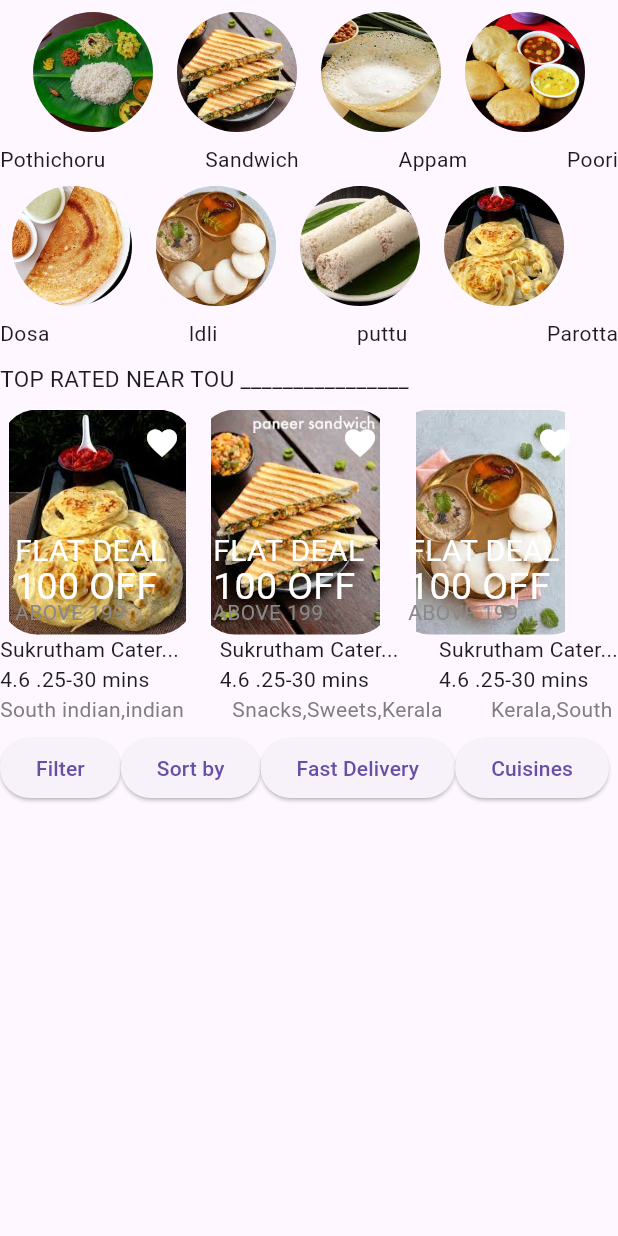
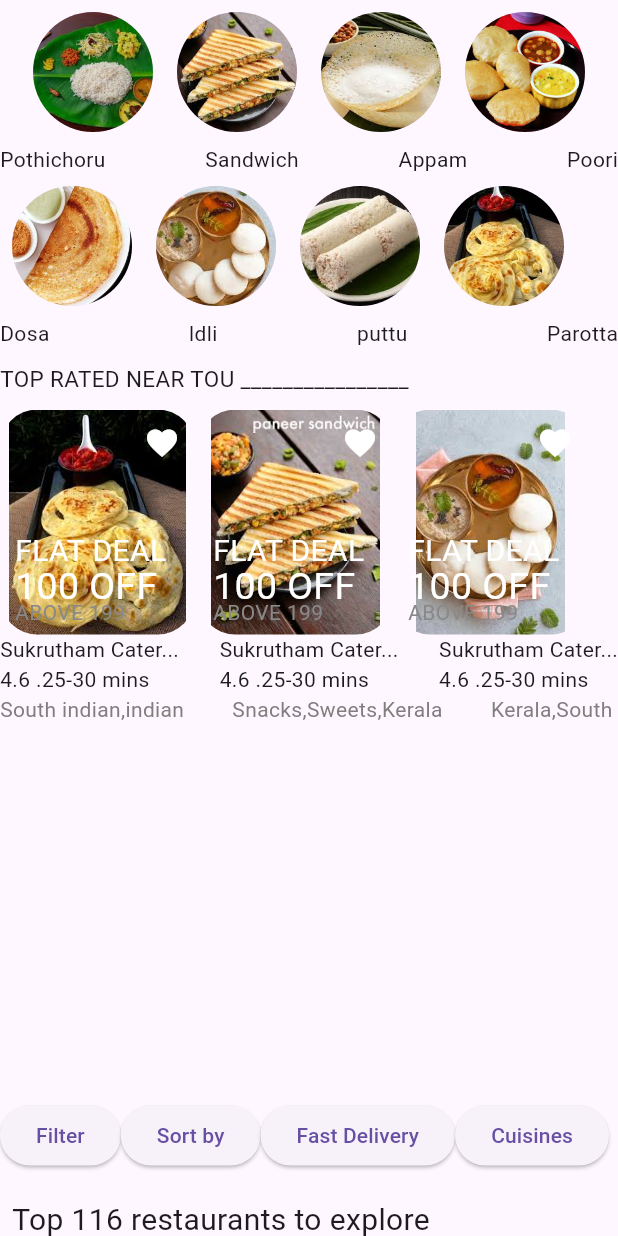
Before and after one commit to remyamp1/Flutter_Exam, a Flutter app: the screen it shows after launch, on a phone screen of 412 x 824 dp. Run offline on Flutter 3.47's test engine with Material 3 defaults, Android fonts, the phone set to English and light mode, and no system bars.

Commit message:
25-9-2024

```diff
--- a/lib/secondDesign.dart
+++ b/lib/secondDesign.dart
@@ -221,7 +221,7 @@ Row(
 
 
 
-SizedBox(height: 5,),
+SizedBox(height: 250,),
 Row(
   children: [
     ElevatedButton(onPressed: (){}, child: Text("Filter"),),
@@ -230,6 +230,15 @@ Row(
     ElevatedButton(onPressed: (){}, child: Text("Cuisines")),
 
   ],
+),
+SizedBox(height: 10),
+Padding(
+  padding: const EdgeInsets.all(8.0),
+  child: Row(
+    children: [
+      Text("Top 116 restaurants to explore",style: TextStyle(fontSize: 20),)
+    ],
+  ),
 )
 
 
```
